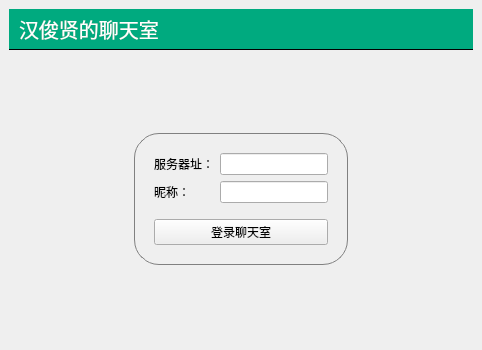
Before: the Qt Designer form Lab5/ChatServer/mainwindow.ui in wohaoleiaaa/qt, drawn with Qt 5.
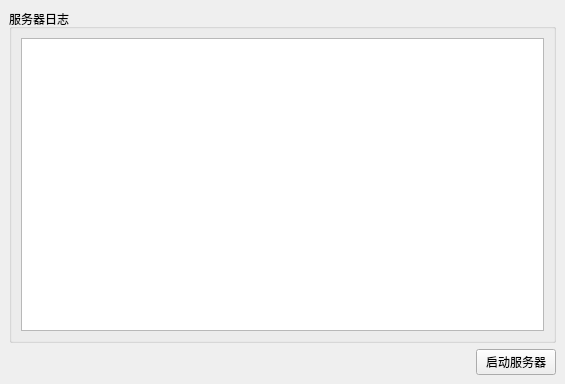
After: the same form once the commit is applied.

Commit message: 界面设计完成

The edit to the form file:
```diff
--- a/Lab5/ChatServer/mainwindow.ui
+++ b/Lab5/ChatServer/mainwindow.ui
@@ -6,217 +6,50 @@
    <rect>
     <x>0</x>
     <y>0</y>
-    <width>482</width>
-    <height>350</height>
+    <width>565</width>
+    <height>384</height>
    </rect>
   </property>
   <property name="windowTitle">
-   <string>MainWindow</string>
-  </property>
-  <property name="styleSheet">
-   <string notr="true">#titleLabel {
-    background: white;
-    color: blue;
-    font-size: 20px;
-    border: none;
-    border-bottom: 1px solid black;
-    padding: 5px;
-	font 24pt&quot;黑体&quot;;
-	color:rgb(255,255,255);
-background-color:rgba(0,170,127,255);
-
-}
-
-#mainFrame {
-    border: none;
-    background: white;
-}
-
-#loginFrame {
-    background: qlineargradient(x1:0, y1:0, x2:0, y2:1, stop:0 #ddff, stop:1 #aaff);
-    border: 1px solid gray;
-    padding: 10px;
-    border-radius: 25px;
-}</string>
+   <string>服务器</string>
   </property>
   <widget class="QWidget" name="centralwidget">
    <layout class="QVBoxLayout" name="verticalLayout">
     <item>
-     <widget class="QLabel" name="titleLabel">
-      <property name="styleSheet">
-       <string notr="true"/>
+     <widget class="QGroupBox" name="groupBox">
+      <property name="title">
+       <string>服务器日志</string>
       </property>
-      <property name="text">
-       <string>汉俊贤的聊天室</string>
-      </property>
+      <layout class="QHBoxLayout" name="horizontalLayout_2">
+       <item>
+        <widget class="QPlainTextEdit" name="plainTextEdit"/>
+       </item>
+      </layout>
      </widget>
     </item>
     <item>
-     <widget class="QStackedWidget" name="stackedWidget">
-      <property name="currentIndex">
-       <number>1</number>
-      </property>
-      <widget class="QWidget" name="loginPage">
-       <layout class="QVBoxLayout" name="verticalLayout_3">
-        <item>
-         <layout class="QHBoxLayout" name="horizontalLayout">
-          <item>
-           <widget class="QTextEdit" name="textEdit"/>
-          </item>
-          <item>
-           <widget class="QListWidget" name="listWidget">
-            <property name="maximumSize">
-             <size>
-              <width>120</width>
-              <height>16777215</height>
-             </size>
-            </property>
-           </widget>
-          </item>
-         </layout>
-        </item>
-        <item>
-         <layout class="QHBoxLayout" name="horizontalLayout_2">
-          <item>
-           <widget class="QLineEdit" name="lineEdit"/>
-          </item>
-          <item>
-           <widget class="QPushButton" name="saveButton">
-            <property name="text">
-             <string>发送</string>
-            </property>
-           </widget>
-          </item>
-          <item>
-           <widget class="QPushButton" name="logoutButton">
-            <property name="text">
-             <string>退出</string>
-            </property>
-           </widget>
-          </item>
-         </layout>
-        </item>
-       </layout>
-      </widget>
-      <widget class="QWidget" name="chatPage">
-       <layout class="QGridLayout" name="gridLayout">
-        <item row="0" column="1">
-         <spacer name="verticalSpacer_2">
-          <property name="orientation">
-           <enum>Qt::Vertical</enum>
-          </property>
-          <property name="sizeHint" stdset="0">
-           <size>
-            <width>20</width>
-            <height>61</height>
-           </size>
-          </property>
-         </spacer>
-        </item>
-        <item row="1" column="0">
-         <spacer name="horizontalSpacer">
-          <property name="orientation">
-           <enum>Qt::Horizontal</enum>
-          </property>
-          <property name="sizeHint" stdset="0">
-           <size>
-            <width>106</width>
-            <height>20</height>
-           </size>
-          </property>
-         </spacer>
-        </item>
-        <item row="1" column="1">
-         <widget class="QFrame" name="loginFrame">
-          <property name="styleSheet">
-           <string notr="true"/>
-          </property>
-          <property name="frameShape">
-           <enum>QFrame::StyledPanel</enum>
-          </property>
-          <property name="frameShadow">
-           <enum>QFrame::Raised</enum>
-          </property>
-          <layout class="QVBoxLayout" name="verticalLayout_2">
-           <item>
-            <layout class="QFormLayout" name="formLayout">
-             <item row="0" column="0">
-              <widget class="QLabel" name="label_2">
-               <property name="text">
-                <string>服务器址：</string>
-               </property>
-              </widget>
-             </item>
-             <item row="1" column="0">
-              <widget class="QLabel" name="label_3">
-               <property name="text">
-                <string>昵称：</string>
-               </property>
-              </widget>
-             </item>
-             <item row="1" column="1">
-              <widget class="QLineEdit" name="usernameEdit"/>
-             </item>
-             <item row="0" column="1">
-              <widget class="QLineEdit" name="serverEdit"/>
-             </item>
-            </layout>
-           </item>
-           <item>
-            <spacer name="verticalSpacer">
-             <property name="orientation">
-              <enum>Qt::Vertical</enum>
-             </property>
-             <property name="sizeType">
-              <enum>QSizePolicy::Fixed</enum>
-             </property>
-             <property name="sizeHint" stdset="0">
-              <size>
-               <width>20</width>
-               <height>10</height>
-              </size>
-             </property>
-            </spacer>
-           </item>
-           <item>
-            <widget class="QPushButton" name="pushButton">
-             <property name="text">
-              <string>登录聊天室</string>
-             </property>
-            </widget>
-           </item>
-          </layout>
-         </widget>
-        </item>
-        <item row="1" column="2">
-         <spacer name="horizontalSpacer_2">
-          <property name="orientation">
-           <enum>Qt::Horizontal</enum>
-          </property>
-          <property name="sizeHint" stdset="0">
-           <size>
-            <width>106</width>
-            <height>20</height>
-           </size>
-          </property>
-         </spacer>
-        </item>
-        <item row="2" column="1">
-         <spacer name="verticalSpacer_3">
-          <property name="orientation">
-           <enum>Qt::Vertical</enum>
-          </property>
-          <property name="sizeHint" stdset="0">
-           <size>
-            <width>20</width>
-            <height>61</height>
-           </size>
-          </property>
-         </spacer>
-        </item>
-       </layout>
-      </widget>
-     </widget>
+     <layout class="QHBoxLayout" name="horizontalLayout">
+      <item>
+       <spacer name="horizontalSpacer">
+        <property name="orientation">
+         <enum>Qt::Horizontal</enum>
+        </property>
+        <property name="sizeHint" stdset="0">
+         <size>
+          <width>40</width>
+          <height>20</height>
+         </size>
+        </property>
+       </spacer>
+      </item>
+      <item>
+       <widget class="QPushButton" name="startStopButton">
+        <property name="text">
+         <string>启动服务器</string>
+        </property>
+       </widget>
+      </item>
+     </layout>
     </item>
    </layout>
   </widget>
```
The commit also changes 3 other files.
